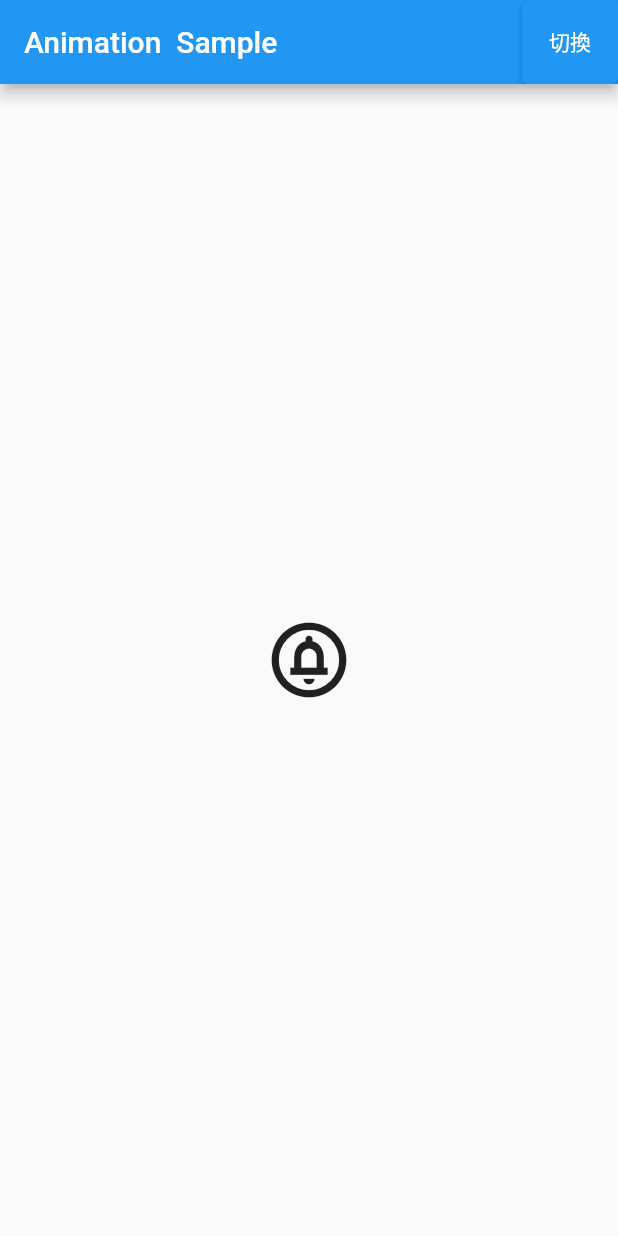
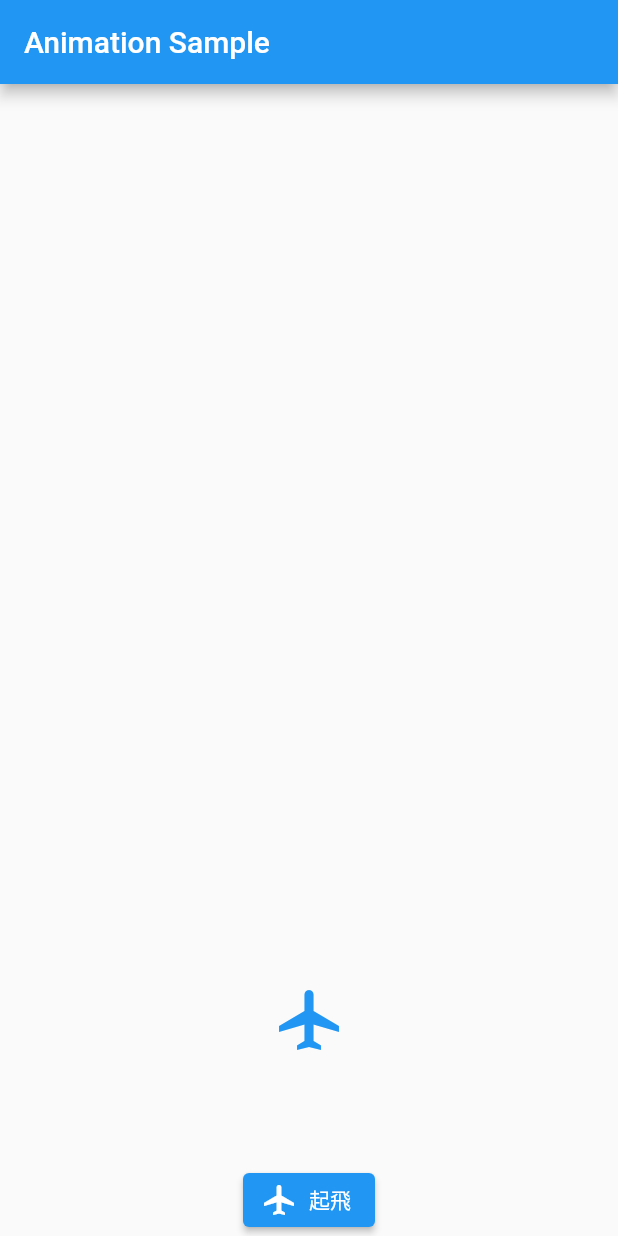
Before and after one commit to JennyChang1124/animated_class, a Flutter app: the screen it shows after launch, on a phone screen of 412 x 824 dp. Run offline on Flutter 3.47's test engine with Material 2 defaults, Android fonts, the phone set to English and light mode, and no system bars.

Commit message:
Update main.dart

```diff
--- a/lib/main.dart
+++ b/lib/main.dart
@@ -1,67 +1,76 @@
 import 'package:flutter/material.dart';
 
-void main() => runApp(const MyApp());
+void main() => runApp(MyApp());
 
+class MyApp extends StatefulWidget {
+  @override
+  _MyAppState createState() => _MyAppState();
+}
 
-class MyApp extends StatelessWidget {
-  const MyApp({Key? key}) : super(key: key);
-
+class _MyAppState extends State<MyApp> {
   @override
-  Widget build(BuildContext context) {
-    return MaterialApp(
-      title: 'Flutter Demo',
-      theme: ThemeData(
-        primarySwatch: Colors.blue,
-      ),
-      home: GFG(),
+  Widget build(BuildContext context){
+    return const MaterialApp(
       debugShowCheckedModeBanner: false,
+      home: MyHomePage(),
     );
   }
 }
 
-class GFG extends StatefulWidget {
-  const GFG({Key? key}) : super(key: key);
+class MyHomePage extends StatefulWidget{
+  const MyHomePage({Key? key}) : super(key: key);
+
 
   @override
-  State<GFG> createState() => _GFGState();
+  _MyHomePageState createState() => _MyHomePageState();
 }
 
-class _GFGState extends State<GFG> with TickerProviderStateMixin {
-  late AnimationController _controller;
-  bool _bool = true;
+class _MyHomePageState extends State<MyHomePage> {
+
+  bool takeOff = false;
 
   @override
   Widget build(BuildContext context) {
     return Scaffold(
       appBar: AppBar(
-        title: Text("Animation  Sample"),
-        actions: [
-          ElevatedButton(
-            onPressed: () {
-              setState(
-                    () {
-                  _bool = !_bool;
+        title: const Text('Animation Sample'),
+      ),
+      body: SizedBox(
+        child: Stack(
+          children: <Widget>[
+            AnimatedPositioned(
+              left: 100.0,
+              right: 100.0,
+              top: takeOff ? 150.0 : 600.0,
+              duration: const Duration(seconds: 3),
+              curve: Curves.fastOutSlowIn,
+              child: const Icon(
+                  Icons.airplanemode_active_outlined,
+                  color: Colors.blue,
+                  size: 48.0,
+              ),
+            ),
+            Container(
+              alignment: Alignment.bottomCenter,
+              child: ElevatedButton.icon(
+                style: ButtonStyle(
+                  backgroundColor: MaterialStateProperty.all(
+                      Colors.blue),
+                ),
+                icon: const Icon(Icons.airplanemode_active, color: Colors.white),
+                label: const Text('起飛'),
+                onPressed: () => {
+                  setState(() {
+                    takeOff = !takeOff;
+                  })
                 },
-              );
-            },
-            child: Text("切換"),
-          ),
-        ],
-      ),
-      body: Center(
-        child: AnimatedCrossFade(
-          // First widget
-            firstChild: Container(
-              child:Icon(Icons.circle_notifications_outlined,size: 60,),
+              ),
             ),
-            secondChild: Container(
-                child:Icon(Icons.ice_skating,size: 60,)
-            ),
-            crossFadeState:
-            _bool ? CrossFadeState.showFirst : CrossFadeState.showSecond,
-            // Duration for crossFade animation.
-            duration: Duration(seconds: 1)),
+          ],
+        ),
       ),
     );
   }
+
+
 }
```
